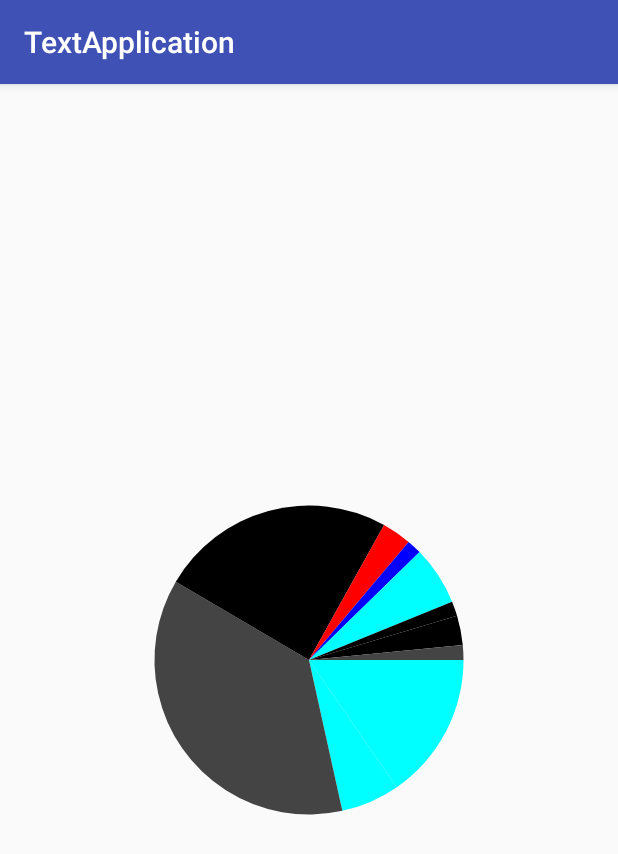
After one commit to yukunkun/TextDemo, an Android app: the CircleActivity screen opened directly, with no data from a screen before it, on a phone screen of 412 x 824 dp. The commit adds this screen. Shown: the top 854 px of the screen. Run offline under Robolectric (Android 15) with nearby library versions, the phone set to English and light mode, and no system bars.

Commit message:
circleview饼状图

```diff
--- a/app/src/main/AndroidManifest.xml
+++ b/app/src/main/AndroidManifest.xml
@@ -54,6 +54,8 @@
         </activity>
         <activity android:name=".litepaldatabase.LitepalActivity">
         </activity>
+        <activity android:name=".CircleActivity">
+        </activity>
     </application>
 
 </manifest>
--- /dev/null
+++ b/app/src/main/java/com/yukun/textapplication/CircleActivity.java
@@ -0,0 +1,38 @@
+package com.yukun.textapplication;
+
+import android.support.v7.app.AppCompatActivity;
+import android.os.Bundle;
+
+import com.yukun.textapplication.views.CircleView;
+
+import java.util.ArrayList;
+
+public class CircleActivity extends AppCompatActivity {
+
+    private CircleView mCircleView;
+    private ArrayList<Integer> mIntegers;
+
+    @Override
+    protected void onCreate(Bundle savedInstanceState) {
+        super.onCreate(savedInstanceState);
+        setContentView(R.layout.activity_circle);
+        mCircleView = (CircleView) findViewById(R.id.circleview);
+        getInfo();
+        mCircleView.setStartAngle(0);
+        mCircleView.setData(mIntegers);
+    }
+
+    private void getInfo() {
+        mIntegers = new ArrayList<>();
+        mIntegers.add(50);
+        mIntegers.add(20);
+        mIntegers.add(120);
+        mIntegers.add(80);
+        mIntegers.add(10);
+        mIntegers.add(5);
+        mIntegers.add(20);
+        mIntegers.add(5);
+        mIntegers.add(10);
+        mIntegers.add(5);
+    }
+}
--- a/app/src/main/java/com/yukun/textapplication/MainActivity.java
+++ b/app/src/main/java/com/yukun/textapplication/MainActivity.java
@@ -79,4 +79,9 @@ public class MainActivity extends AppCompatActivity {
         Intent intent = new Intent(this, LitepalActivity.class);
         startActivity(intent);
     }
+
+    public void CircleView(View view) {
+        Intent intent = new Intent(this, CircleActivity.class);
+        startActivity(intent);
+    }
 }
--- /dev/null
+++ b/app/src/main/java/com/yukun/textapplication/views/CircleView.java
@@ -0,0 +1,110 @@
+package com.yukun.textapplication.views;
+
+import android.content.Context;
+import android.graphics.Canvas;
+import android.graphics.Color;
+import android.graphics.Paint;
+import android.graphics.RectF;
+import android.util.AttributeSet;
+import android.util.Log;
+import android.view.View;
+
+import java.util.ArrayList;
+import java.util.Random;
+
+/**
+ * Created by yukun on 17-4-18.
+ */
+public class CircleView extends View {
+
+    private Paint mPaint;
+    int mStartAngle=0;
+    private ArrayList<Integer> mData;
+    private int mSum=0;
+    private ArrayList<Float> mAvager;
+    private int mMWidth;
+    private int mMHeight;
+    private float mCurrentStartAngle;
+    private ArrayList<Integer> mColors=new ArrayList<>();
+    private Random random=new Random();
+
+    public CircleView(Context context) {
+        super(context);
+        initPaint();
+    }
+
+    public CircleView(Context context, AttributeSet attrs) {
+        super(context, attrs);
+        initPaint();
+    }
+
+    public CircleView(Context context, AttributeSet attrs, int defStyleAttr) {
+        super(context, attrs, defStyleAttr);
+    }
+
+    private void initPaint() {
+        mPaint = new Paint();
+        mPaint.setAntiAlias(true);
+        mPaint.setStyle(Paint.Style.FILL);
+        mColors.add(Color.RED);
+        mColors.add(Color.BLACK);
+        mColors.add(Color.BLUE);
+        mColors.add(Color.CYAN);
+        mColors.add(Color.DKGRAY);
+    }
+
+    @Override
+    protected void onSizeChanged(int w, int h, int oldw, int oldh) {
+        super.onSizeChanged(w, h, oldw, oldh);
+        mMWidth = w;
+        mMHeight = h;
+    }
+
+    @Override
+    protected void onDraw(Canvas canvas) {
+        super.onDraw(canvas);
+        if(mData==null){
+            return;
+        }
+        mCurrentStartAngle = mStartAngle;
+        canvas.translate(mMWidth/2,mMHeight/2);
+        float r=(float) (mMWidth/2*0.5);
+        RectF rect=new RectF(-r,-r,r,r);
+        for (int i = 0; i < mData.size(); i++) {
+            int anInt = random.nextInt(5);
+            mPaint.setColor(mColors.get(anInt));
+            canvas.drawArc(rect,mCurrentStartAngle,mAvager.get(i),true,mPaint);
+            mCurrentStartAngle +=mAvager.get(i);
+        }
+    }
+
+    // 设置起始角度
+    public void setStartAngle(int mStartAngle) {
+        this.mStartAngle = mStartAngle;
+        invalidate();   // 刷新
+    }
+
+    // 设置数据
+    public void setData(ArrayList<Integer> mData) {
+        this.mData = mData;
+        initDate(mData);
+        invalidate();   // 刷新
+    }
+
+    private void initDate(ArrayList<Integer> mData) {
+        if (null == mData || mData.size() == 0)   // 数据有问题 直接返回
+            return;
+        for (int i = 0; i < mData.size(); i++) {
+            mSum +=mData.get(i);
+        }
+
+        mAvager = new ArrayList<>();
+        for (int j = 0; j < mData.size(); j++) {
+            float avag = ((float)mData.get(j) )/ mSum;
+            mAvager.add(avag*360);  //对应的角度
+            Log.i("---",avag*360+"+"+avag);
+        }
+
+
+    }
+}
--- /dev/null
+++ b/app/src/main/res/layout/activity_circle.xml
@@ -0,0 +1,12 @@
+<?xml version="1.0" encoding="utf-8"?>
+<RelativeLayout
+    xmlns:android="http://schemas.android.com/apk/res/android"
+    xmlns:tools="http://schemas.android.com/tools"
+    android:layout_width="match_parent"
+    android:layout_height="match_parent"
+    tools:context="com.yukun.textapplication.CircleActivity">
+    <com.yukun.textapplication.views.CircleView
+        android:id="@+id/circleview"
+        android:layout_width="match_parent"
+        android:layout_height="match_parent"/>
+</RelativeLayout>
--- a/app/src/main/res/layout/activity_main.xml
+++ b/app/src/main/res/layout/activity_main.xml
@@ -60,6 +60,11 @@
             android:onClick="Litepal"
             android:layout_width="match_parent"
             android:layout_height="wrap_content" />
+        <Button
+            android:text="CircleView"
+            android:onClick="CircleView"
+            android:layout_width="match_parent"
+            android:layout_height="wrap_content" />
     </LinearLayout>
 </ScrollView>
 
```
